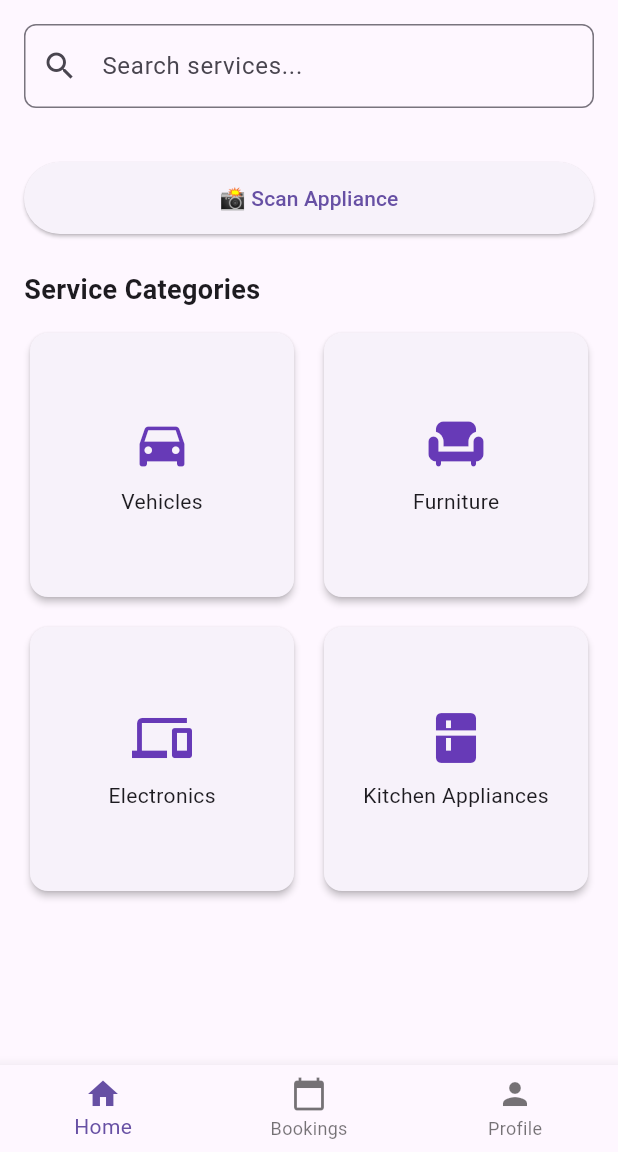
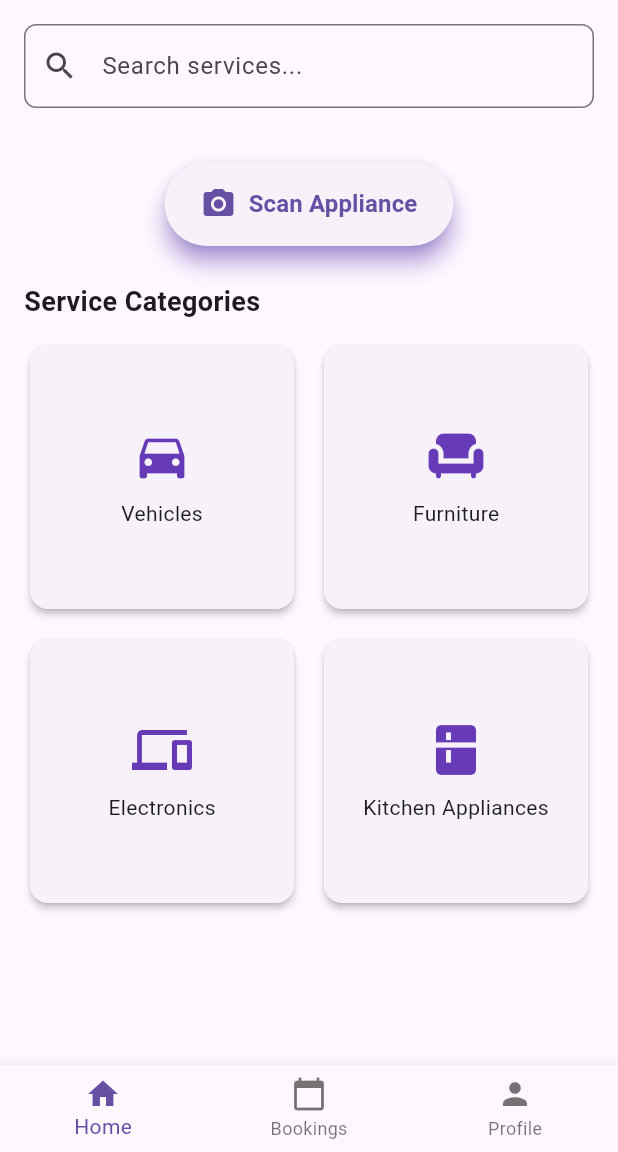
Before and after one commit to prarthana-majalikar/SnapNBook, a Flutter app: the HomeScreen screen opened by its route, on a phone screen of 412 x 824 dp, the part 84-1236 px from its top. Run offline on Flutter 3.47's test engine with Material 3 defaults, Android fonts, the phone set to English and light mode, and no system bars; our stand-ins replace firebase_core, flutter_riverpod, geolocator, go_router, google_maps_flutter, image_picker and 2 more; accounts and stored records are empty.

Commit message:
CircularProgressIndicator while object detection happens

```diff
--- a/lib/features/user/home/home_screen.dart
+++ b/lib/features/user/home/home_screen.dart
@@ -88,8 +88,27 @@ class _HomeScreenState extends ConsumerState<HomeScreen> {
                 const SizedBox(height: 24),
 
                 // 📸 Scan Button
-                PrimaryButton(
-                  label: '📸 Scan Appliance',
+                Center(
+                  child: ElevatedButton.icon(
+                    style: ElevatedButton.styleFrom(
+                      padding: const EdgeInsets.symmetric(
+                        vertical: 16,
+                        horizontal: 24,
+                      ),
+                      shape: RoundedRectangleBorder(
+                        borderRadius: BorderRadius.circular(30),
+                      ),
+                      elevation: 6,
+                      shadowColor: Colors.deepPurpleAccent,
+                    ),
+                    icon: const Icon(Icons.camera_alt, size: 24),
+                    label: const Text(
+                      'Scan Appliance',
+                      style: TextStyle(
+                        fontSize: 16,
+                        fontWeight: FontWeight.bold,
+                      ),
+                    ),
                     onPressed: () async {
                       final picker = ImagePicker();
                       final pickedFile = await picker.pickImage(
@@ -102,11 +121,25 @@ class _HomeScreenState extends ConsumerState<HomeScreen> {
                         );
                         return;
                       }
+                      // Show loading dialog
+                      showDialog(
+                        context: context,
+                        barrierDismissible: false,
+                        builder:
+                            (context) => const Center(
+                              child: CircularProgressIndicator(),
+                            ),
+                      );
 
                       try {
                         final objectName = await detectFirstObjectFromImage(
                           File(pickedFile.path),
                         );
+
+                        if (!context.mounted) return;
+
+                        // First pop the loading dialog
+                        context.pop();
 
                         if (context.mounted) {
                           if (objectName != null) {
@@ -115,7 +148,9 @@ class _HomeScreenState extends ConsumerState<HomeScreen> {
                             );
                           } else {
                             ScaffoldMessenger.of(context).showSnackBar(
-                            const SnackBar(content: Text('No object detected')),
+                              const SnackBar(
+                                content: Text('No object detected'),
+                              ),
                             );
                           }
                         }
@@ -128,6 +163,7 @@ class _HomeScreenState extends ConsumerState<HomeScreen> {
                         );
                       }
                     },
+                  ),
                 ),
                 const SizedBox(height: 24),
 
@@ -182,7 +218,7 @@ class _HomeScreenState extends ConsumerState<HomeScreen> {
                 if (items.isEmpty) return const SizedBox();
                 return Container(
                   decoration: BoxDecoration(
-                    color: Colors.white,
+                    color: const Color.fromARGB(255, 204, 184, 241),
                     border: Border.all(color: Colors.grey),
                     borderRadius: BorderRadius.circular(8),
                     boxShadow: [
```
Lines whose indentation alone changed are shown as unchanged.
